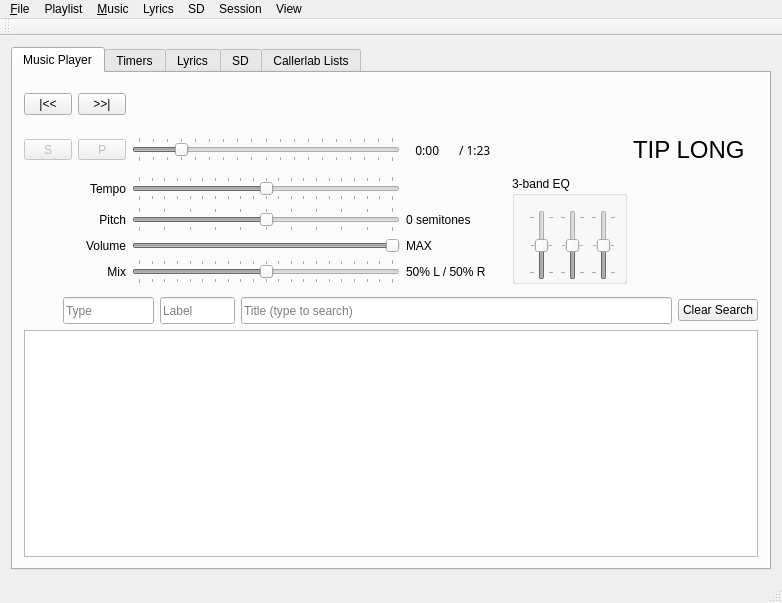
Before: the Qt Designer form SquareDesk-DEV/test123/mainwindow.ui in mpogue2/SquareDesk, drawn with Qt 5.
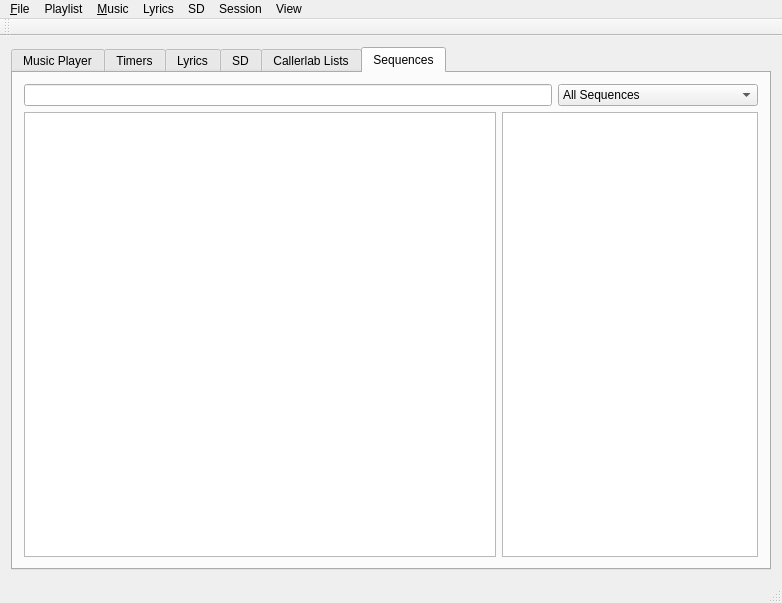
After: the same form once the commit is applied. Custom widgets are drawn as their Qt base class.

Commit message: Further playing with choreography and sequence searching

Diff of the .ui file:
```diff
--- a/SquareDesk-DEV/test123/mainwindow.ui
+++ b/SquareDesk-DEV/test123/mainwindow.ui
@@ -21,7 +21,7 @@
        <enum>Qt::NoFocus</enum>
       </property>
       <property name="currentIndex">
-       <number>0</number>
+       <number>5</number>
       </property>
       <widget class="QWidget" name="musicPlayerTab">
        <attribute name="title">
@@ -1288,6 +1288,61 @@
         </item>
        </layout>
       </widget>
+      <widget class="QWidget" name="sequencesTab">
+       <attribute name="title">
+        <string>Sequences</string>
+       </attribute>
+       <layout class="QVBoxLayout" name="verticalLayout_5">
+        <item>
+         <layout class="QVBoxLayout" name="verticalLayout_4">
+          <item>
+           <layout class="QHBoxLayout" name="horizontalLayout_6">
+            <item>
+             <widget class="QLineEdit" name="lineEditChoreographySearch"/>
+            </item>
+            <item>
+             <widget class="QComboBox" name="comboBoxChoreographySearchType">
+              <property name="minimumSize">
+               <size>
+                <width>200</width>
+                <height>0</height>
+               </size>
+              </property>
+              <item>
+               <property name="text">
+                <string>All Sequences</string>
+               </property>
+              </item>
+              <item>
+               <property name="text">
+                <string>Only Taught Calls</string>
+               </property>
+              </item>
+             </widget>
+            </item>
+           </layout>
+          </item>
+         </layout>
+        </item>
+        <item>
+         <layout class="QHBoxLayout" name="horizontalLayout_7">
+          <item>
+           <widget class="QTextBrowser" name="textBrowserChoreographySequences"/>
+          </item>
+          <item>
+           <widget class="QListWidget" name="listWidgetChoreographyFiles">
+            <property name="sizePolicy">
+             <sizepolicy hsizetype="Minimum" vsizetype="Expanding">
+              <horstretch>0</horstretch>
+              <verstretch>0</verstretch>
+             </sizepolicy>
+            </property>
+           </widget>
+          </item>
+         </layout>
+        </item>
+       </layout>
+      </widget>
      </widget>
     </item>
    </layout>
```
Left out of the diff: 2 changed lines with no effect on the pictures. The commit also changes 2 other files.
